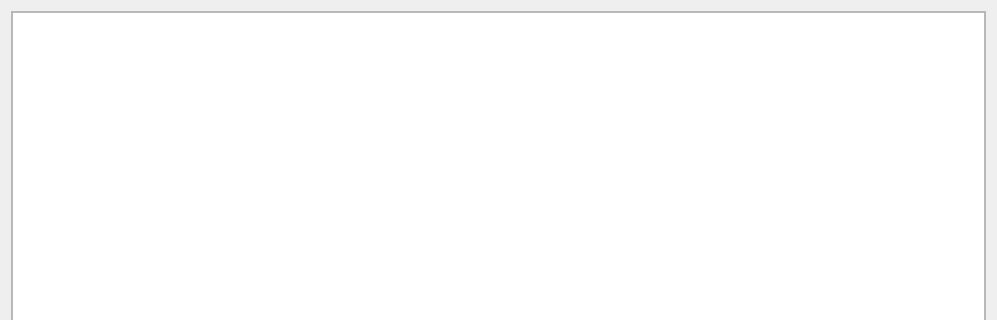
Before: the Qt Designer form src/modules/netinstall/page_netinst.ui in calamares/calamares, drawn with Qt 5; both pictures show x 0 to 997 and y 0 to 320 of the 997 by 474 pixel window.
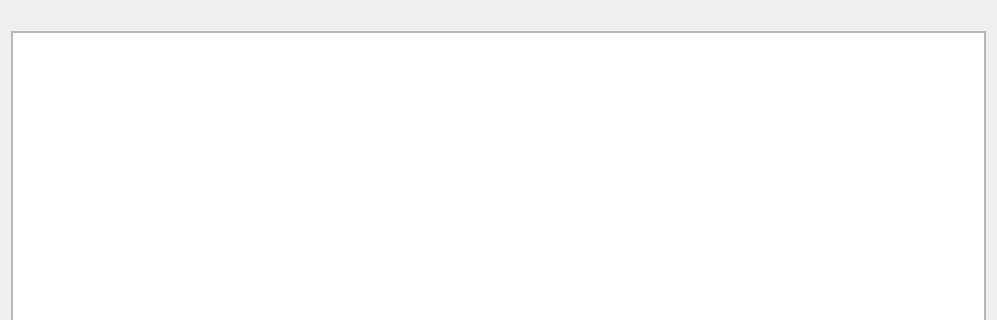
After: the same form once the commit is applied.

What changed in the file:
```diff
--- a/src/modules/netinstall/page_netinst.ui
+++ b/src/modules/netinstall/page_netinst.ui
@@ -14,6 +14,13 @@
    <string/>
   </property>
   <layout class="QVBoxLayout" name="verticalLayout_2">
+   <item>
+    <widget class="QLabel" name="header">
+     <property name="text">
+      <string/>
+     </property>
+    </widget>
+   </item>
    <item>
     <widget class="QScrollArea" name="scrollArea">
      <property name="maximumSize">
```
